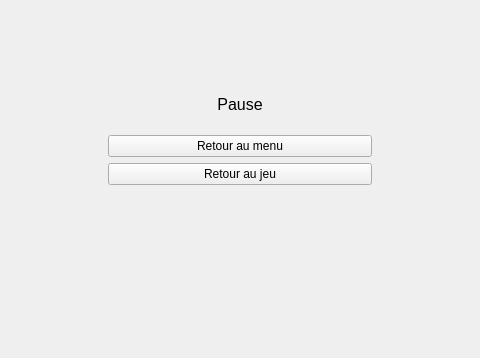
Old version of the form CentipedeReloaded/widget.ui in the repository Poulouc/Retro_Centipede; both pictures show x 175 to 655 and y 84 to 442 of the 830 by 442 pixel window.
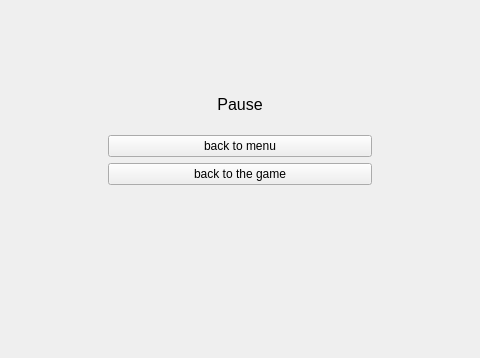
New version of the form. The open tabs and pages were chosen to show the change.

Commit message: [Fix] Traduction des boutons du jeu

Patch:
```diff
--- a/CentipedeReloaded/widget.ui
+++ b/CentipedeReloaded/widget.ui
@@ -398,7 +398,7 @@
             </sizepolicy>
            </property>
            <property name="text">
-            <string>Retour au menu</string>
+            <string>back to menu</string>
            </property>
           </widget>
          </item>
@@ -484,7 +484,7 @@
             </sizepolicy>
            </property>
            <property name="text">
-            <string>Retour au jeu</string>
+            <string>back to the game</string>
            </property>
           </widget>
          </item>
```
Left out of the diff: 6 changed lines with no effect on the pictures.
